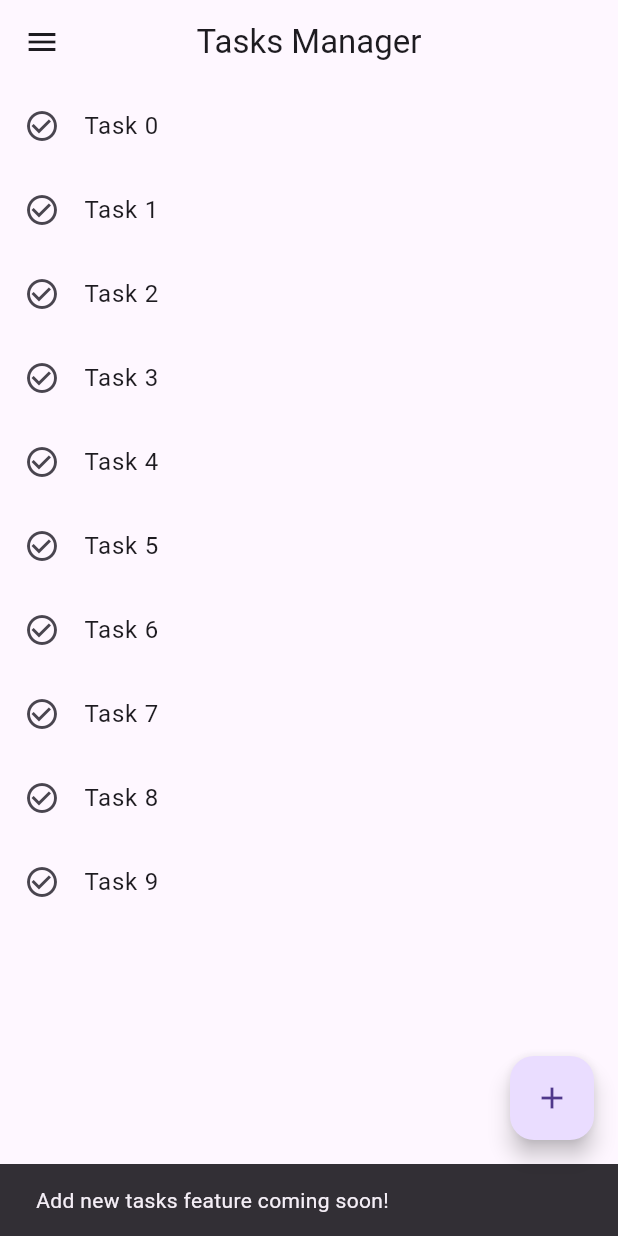
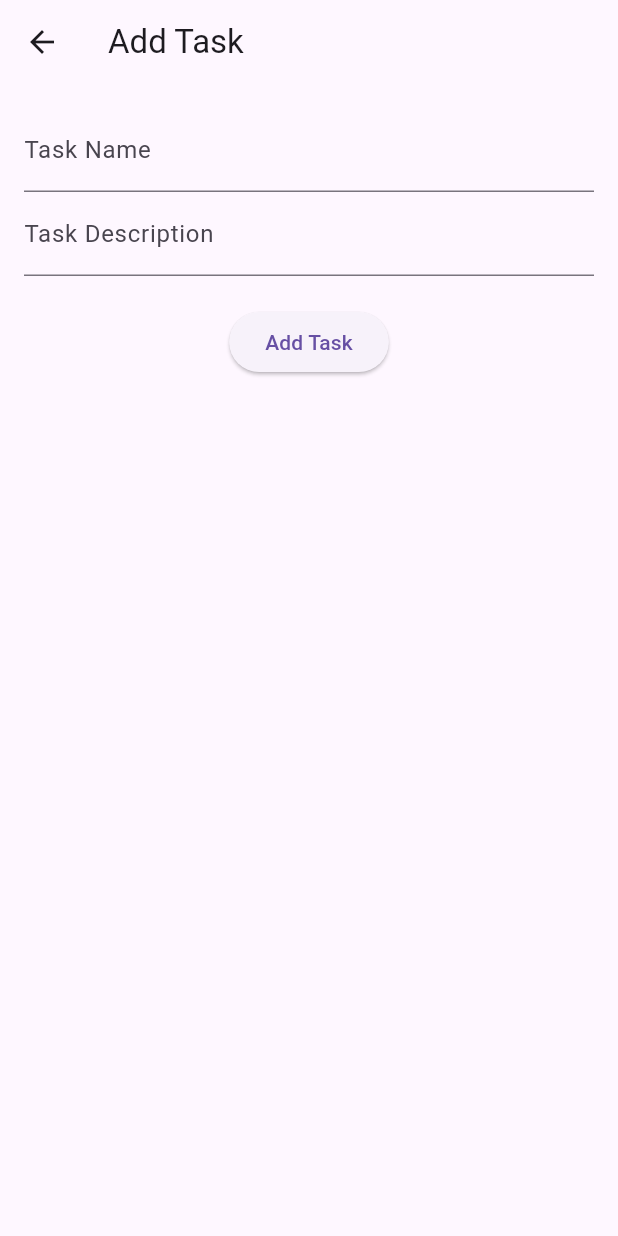
Before and after one commit to Scrappyz/Task-Manager, a Flutter app: the screen it shows after launch, after a tap on the "add" icon, on a phone screen of 412 x 824 dp. Run offline on Flutter 3.47's test engine with Material 3 defaults, Android fonts, the phone set to English and light mode, and no system bars.

Commit message:
Added delete button

```diff
--- a/lib/main.dart
+++ b/lib/main.dart
@@ -10,17 +10,55 @@ class TaskManagerApp extends StatelessWidget {
     return MaterialApp(
       debugShowCheckedModeBanner: false,
       initialRoute: '/',
-      routes: {
-        '/': (context) => HomeScreen(),
-        '/grid': (context) => CategoryScreen(),
-        '/details': (context) => TaskDetailsScreen(),
+      onGenerateRoute: (settings) {
+        switch (settings.name) {
+          case '/':
+            return MaterialPageRoute(builder: (context) => HomeScreen());
+          case '/addTask':
+            return MaterialPageRoute(
+              builder: (context) => AddEditTaskScreen(),
+            );
+          case '/details':
+            final task = settings.arguments as Map<String, String>;
+            return MaterialPageRoute(
+              builder: (context) => TaskDetailsScreen(task: task),
+            );
+          default:
+            return MaterialPageRoute(
+              builder: (context) => Scaffold(
+                body: Center(child: Text('Unknown Route')),
+              ),
+            );
+        }
       },
     );
   }
 }
 
-class HomeScreen extends StatelessWidget {
-  final List<String> tasks = List.generate(10, (index) => 'Task $index');
+
+class HomeScreen extends StatefulWidget {
+  @override
+  _HomeScreenState createState() => _HomeScreenState();
+}
+
+class _HomeScreenState extends State<HomeScreen> {
+  List<Map<String, String>> tasks = [];
+
+  void addOrEditTask(Map<String, String> task, [int? index]) {
+    setState(() {
+      if (index == null) {
+        tasks.add(task); // Add new task
+      } else {
+        tasks[index] = task; // Update existing task
+      }
+    });
+  }
+
+  void deleteTask(int index) {
+    setState(() {
+      tasks.removeAt(index);
+    });
+  }
 
   @override
   Widget build(BuildContext context) {
@@ -29,43 +67,63 @@ class HomeScreen extends StatelessWidget {
         title: Text('Tasks Manager'),
         centerTitle: true,
       ),
-      drawer: Drawer(
-        child: ListView(
+      body: ListView.builder(
+        itemCount: tasks.length,
+        itemBuilder: (context, index) {
+          return ListTile(
+            leading: Icon(Icons.task_alt),
+            title: Text(tasks[index]['name']!),
+            subtitle: Text(tasks[index]['description']!),
+            trailing: Row(
+              mainAxisSize: MainAxisSize.min,
               children: [
-            DrawerHeader(
-              child: Text(
-                'Menu',
-                style: TextStyle(color: Colors.white, fontSize: 24),
+                IconButton(
+                  icon: Icon(Icons.edit),
+                  onPressed: () async {
+                    final updatedTask = await Navigator.push(
+                      context,
+                      MaterialPageRoute(
+                        builder: (context) => AddEditTaskScreen(
+                          task: tasks[index],
+                          index: index,
                         ),
-              decoration: BoxDecoration(color: Colors.blue),
                       ),
-            ListTile(
-              title: Text('View Categories'),
-              onTap: () {
-                Navigator.pushNamed(context, '/grid');
+                    );
+                    if (updatedTask != null) {
+                      addOrEditTask(updatedTask as Map<String, String>, index);
+                    }
+                  },
+                ),
+                IconButton(
+                  icon: Icon(Icons.delete, color: Colors.red),
+                  onPressed: () {
+                    deleteTask(index);
                   },
                 ),
               ],
             ),
+            onTap: () {
+              Navigator.push(
+                context,
+                MaterialPageRoute(
+                  builder: (context) => TaskDetailsScreen(task: tasks[index]),
                 ),
-      body: ListView.builder(
-        itemCount: tasks.length,
-        itemBuilder: (context, index) {
-          return ListTile(
-            leading: Icon(Icons.check_circle_outline),
-            title: Text(tasks[index]),
-            onTap: () {
-              Navigator.pushNamed(context, '/details',
-                  arguments: tasks[index]);
+              );
             },
           );
         },
       ),
       floatingActionButton: FloatingActionButton(
-        onPressed: () {
-          ScaffoldMessenger.of(context).showSnackBar(
-            SnackBar(content: Text('Add new tasks feature coming soon!')),
+        onPressed: () async {
+          final newTask = await Navigator.push(
+            context,
+            MaterialPageRoute(
+              builder: (context) => AddEditTaskScreen(),
+            ),
           );
+          if (newTask != null) {
+            addOrEditTask(newTask as Map<String, String>);
+          }
         },
         child: Icon(Icons.add),
       ),
@@ -73,92 +131,118 @@ class HomeScreen extends StatelessWidget {
   }
 }
 
-class CategoryScreen extends StatelessWidget {
-  final List<String> categories = [
-    'Work',
-    'Personal',
-    'Health',
-    'Shopping',
-    'Learning',
-    'Hobbies',
-  ];
+class AddEditTaskScreen extends StatefulWidget {
+  final Map<String, String>? task;
+  final int? index;
+
+  AddEditTaskScreen({this.task, this.index});
+
+  @override
+  _AddEditTaskScreenState createState() => _AddEditTaskScreenState();
+}
+
+class _AddEditTaskScreenState extends State<AddEditTaskScreen> {
+  final _formKey = GlobalKey<FormState>();
+  final _nameController = TextEditingController();
+  final _descriptionController = TextEditingController();
+
+  @override
+  void initState() {
+    super.initState();
+    if (widget.task != null) {
+      _nameController.text = widget.task!['name']!;
+      _descriptionController.text = widget.task!['description']!;
+    }
+  }
+
+  @override
+  void dispose() {
+    _nameController.dispose();
+    _descriptionController.dispose();
+    super.dispose();
+  }
 
   @override
   Widget build(BuildContext context) {
     return Scaffold(
-      appBar: AppBar(title: Text('Categories')),
-      body: GridView.builder(
-        gridDelegate: SliverGridDelegateWithFixedCrossAxisCount(
-          crossAxisCount: 2,
-          crossAxisSpacing: 10,
-          mainAxisSpacing: 10,
+      appBar: AppBar(
+        title: Text(widget.index == null ? 'Add Task' : 'Edit Task'),
       ),
-        itemCount: categories.length,
-        itemBuilder: (context, index) {
-          return GestureDetector(
-            onTap: () {
-              ScaffoldMessenger.of(context).showSnackBar(
-                SnackBar(content: Text('${categories[index]} selected')),
-              );
-            },
-            child: Card(
-              color: Colors.blue[100],
-              child: Center(
-                child: Text(
-                  categories[index],
-                  style: TextStyle(fontSize: 18, fontWeight: FontWeight.bold),
-                ),
-              ),
-            ),
-          );
+      body: Padding(
+        padding: EdgeInsets.all(16.0),
+        child: Form(
+          key: _formKey,
+          child: Column(
+            children: [
+              TextFormField(
+                controller: _nameController,
+                decoration: InputDecoration(labelText: 'Task Name'),
+                validator: (value) {
+                  if (value == null || value.isEmpty) {
+                    return 'Please enter a task name';
+                  }
+                  return null;
                 },
               ),
-    );
+              TextFormField(
+                controller: _descriptionController,
+                decoration: InputDecoration(labelText: 'Task Description'),
+                validator: (value) {
+                  if (value == null || value.isEmpty) {
+                    return 'Please enter a task description';
                   }
+                  return null;
+                },
+              ),
+              SizedBox(height: 20),
+              ElevatedButton(
+                onPressed: () {
+                  if (_formKey.currentState!.validate()) {
+                    Navigator.pop(context, {
+                      'name': _nameController.text,
+                      'description': _descriptionController.text,
+                    });
                   }
-
-class TaskDetailsScreen extends StatefulWidget {
-  @override
-  _TaskDetailsScreenState createState() => _TaskDetailsScreenState();
-}
-
-class _TaskDetailsScreenState extends State<TaskDetailsScreen> {
-  bool _completed = false;
-
-  @override
-  Widget build(BuildContext context) {
-    final String taskName = ModalRoute.of(context)!.settings.arguments as String;
-
-    return Scaffold(
-      appBar: AppBar(title: Text('Task Details')),
-      body: Center(
-        child: GestureDetector(
-          onTap: () {
-            setState(() {
-              _completed = !_completed;
-            });
                 },
-          child: AnimatedContainer(
-            duration: Duration(seconds: 1),
-            padding: EdgeInsets.all(20),
-            width: _completed ? 250 : 200,
-            height: _completed ? 100 : 150,
-            decoration: BoxDecoration(
-              color: _completed ? Colors.green[200] : Colors.red[200],
-              borderRadius: BorderRadius.circular(15),
+                child: Text(widget.index == null ? 'Add Task' : 'Update Task'),
               ),
-            child: Center(
-              child: Text(
-                _completed
-                    ? '$taskName Completed!'
-                    : 'Mark $taskName as Complete',
-                textAlign: TextAlign.center,
-                style: TextStyle(fontSize: 18, fontWeight: FontWeight.bold),
-              ),
-            ),
+            ],
           ),
         ),
       ),
     );
   }
 }
+
+class TaskDetailsScreen extends StatelessWidget {
+  final Map<String, String> task;
+
+  TaskDetailsScreen({required this.task});
+
+  @override
+  Widget build(BuildContext context) {
+    return Scaffold(
+      appBar: AppBar(title: Text(task['name']!)),
+      body: Center(
+        child: Padding(
+          padding: const EdgeInsets.all(16.0),
+          child: Column(
+            mainAxisSize: MainAxisSize.min,
+            children: [
+              Text(
+                task['name']!,
+                style: TextStyle(fontSize: 24, fontWeight: FontWeight.bold),
+              ),
+              SizedBox(height: 10),
+              Text(
+                task['description']!,
+                style: TextStyle(fontSize: 16),
+                textAlign: TextAlign.center,
+              ),
+            ],
+          ),
+        ),
+      ),
+    );
+  }
+}
```
Lines whose indentation alone changed are shown as unchanged.
